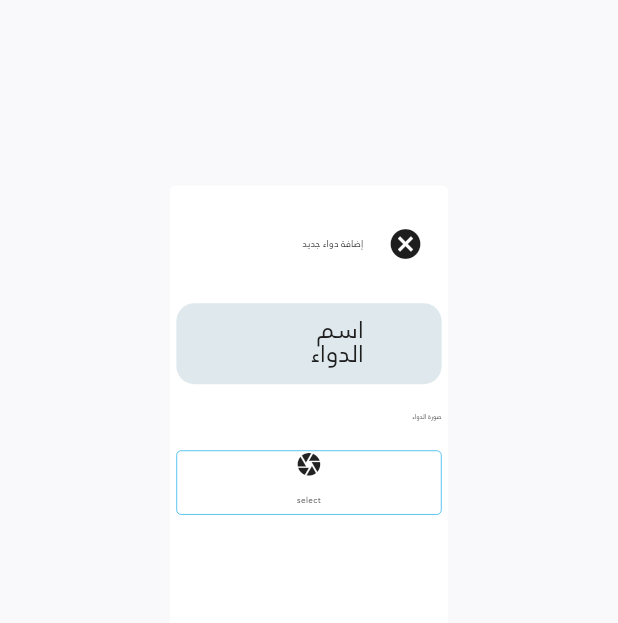
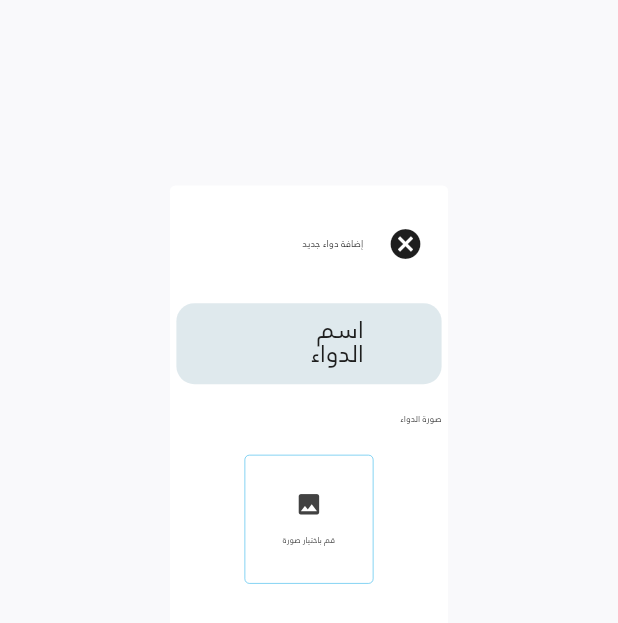
Before and after one commit to sari-shehada/medical_center_admin, a Flutter app: the AddNewMedicineDialog widget shown alone on an empty page, opened directly, on a phone screen of 412 x 824 dp. Shown: the top 623 px of the screen. Run offline on Flutter 3.47's test engine with Material 3 defaults, Android fonts, the phone set to English and light mode, and no system bars; our stand-ins replace dio, file_picker, flutter_screenutil, get, loading_animation_widget, shared_preferences; accounts and stored records are empty; network calls fail.

Commit message:
Working on add medicine dialog

```diff
--- a/lib/pages/medicine_management_page/add_medicine_dialog/add_medicine_dialog.dart
+++ b/lib/pages/medicine_management_page/add_medicine_dialog/add_medicine_dialog.dart
@@ -60,33 +60,49 @@ class _AddNewMedicineDialogState extends State<AddNewMedicineDialog> {
                     AddVerticalSpacing(value: 25.h),
                     Text(
                       'صورة الدواء',
-                      style: TextStyle(fontSize: 20.sp),
+                      style: TextStyle(fontSize: 28.sp),
                     ),
                     AddVerticalSpacing(value: 25.h),
-                    Container(
-                      height: 200.sp,
-                      width: 200.sp,
+                    Align(
+                      child: Container(
+                        height: 400.sp,
+                        width: 400.sp,
                         decoration: BoxDecoration(
                           borderRadius: BorderRadius.circular(15.r),
                           border: Border.all(
-                          width: 2.sp,
+                            width: 1.5.sp,
                             color: primaryColor,
                           ),
                         ),
                         child: InkWell(
-                        child: Center(
+                          onTap: () async {
+                            if (await form.pickMedicineImage()) {
+                              setState(() {});
+                            }
+                          },
+                          child: form.imageBytes == null
+                              ? Center(
                                   child: Column(
+                                    mainAxisAlignment: MainAxisAlignment.center,
                                     children: [
                                       Icon(
-                                Icons.camera,
+                                        Icons.photo,
                                         size: 85.sp,
+                                        color: Colors.grey.shade800,
                                       ),
                                       AddVerticalSpacing(value: 15.h),
                                       Text(
-                                'select',
-                                style: TextStyle(fontSize: 26.sp),
+                                        'قم باختيار صورة',
+                                        style: TextStyle(
+                                          fontSize: 26.sp,
+                                          color: Colors.grey.shade800,
+                                        ),
                                       ),
                                     ],
+                                  ),
+                                )
+                              : Image.memory(
+                                  form.imageBytes!,
                                 ),
                         ),
                       ),
```
Lines whose indentation alone changed are shown as unchanged.
